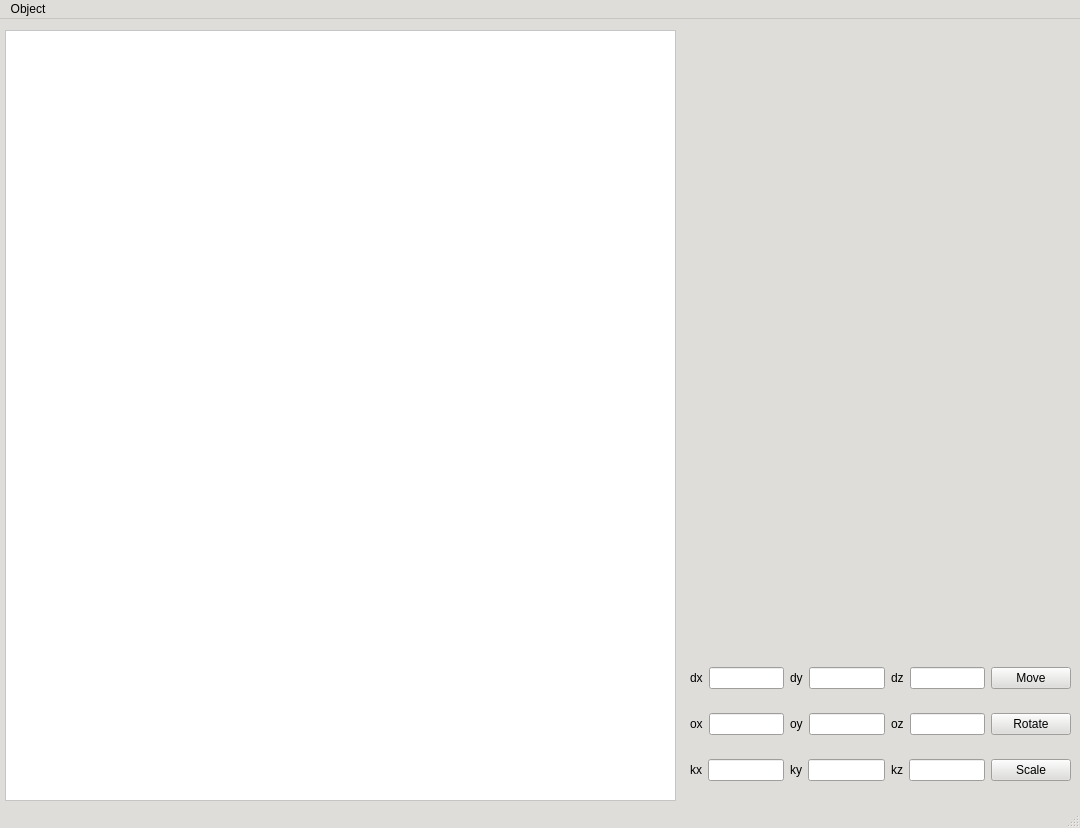
Before: the Qt Designer form lab_03/lab_03_qt/mainwindow.ui in SINdeletE/OOP, drawn with Qt 5.
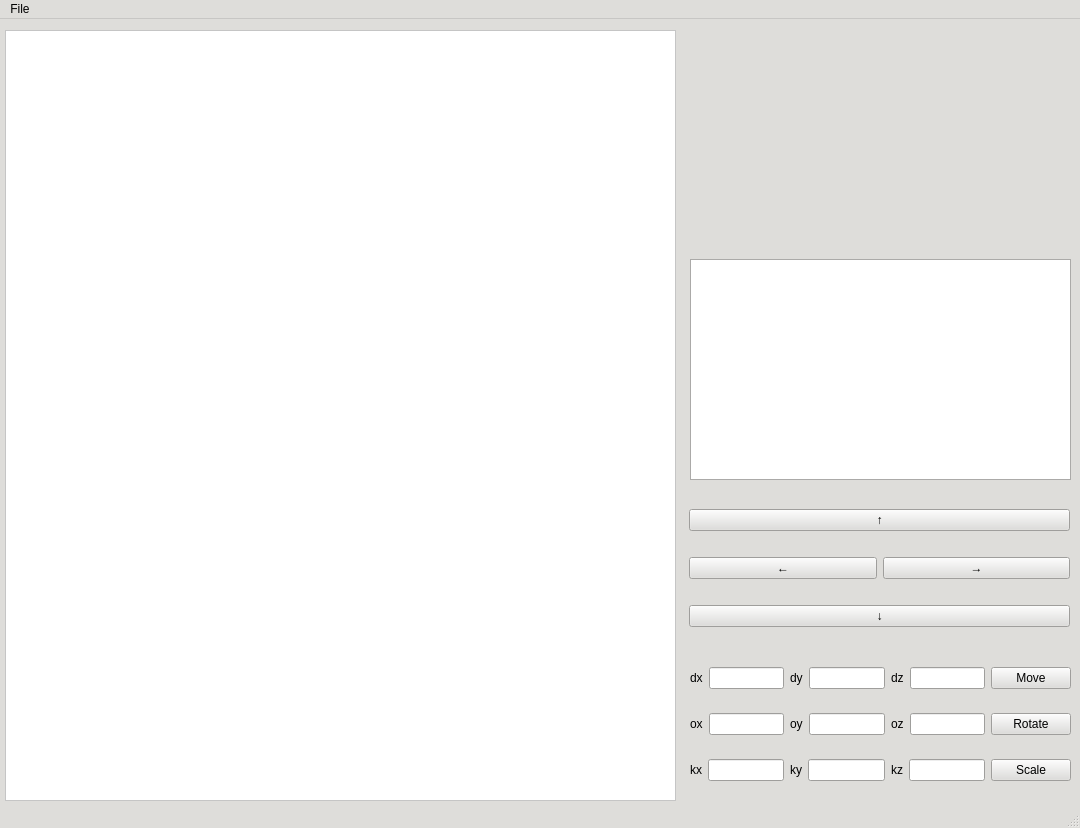
After: the same form once the commit is applied.

Patch:
```diff
--- a/lab_03/lab_03_qt/mainwindow.ui
+++ b/lab_03/lab_03_qt/mainwindow.ui
@@ -1109,6 +1109,103 @@
      </item>
     </layout>
    </widget>
+   <widget class="QWidget" name="verticalLayoutWidget_2">
+    <property name="geometry">
+     <rect>
+      <x>689</x>
+      <y>470</y>
+      <width>381</width>
+      <height>161</height>
+     </rect>
+    </property>
+    <layout class="QVBoxLayout" name="CameraWidgets">
+     <item>
+      <layout class="QHBoxLayout" name="horizontalLayout_7">
+       <item>
+        <layout class="QVBoxLayout" name="verticalLayout_11"/>
+       </item>
+       <item>
+        <layout class="QVBoxLayout" name="verticalLayout_10">
+         <item>
+          <widget class="QPushButton" name="CameraRotateUpButton">
+           <property name="text">
+            <string>↑</string>
+           </property>
+          </widget>
+         </item>
+        </layout>
+       </item>
+       <item>
+        <layout class="QVBoxLayout" name="verticalLayout_9"/>
+       </item>
+      </layout>
+     </item>
+     <item>
+      <layout class="QHBoxLayout" name="horizontalLayout_5">
+       <item>
+        <layout class="QVBoxLayout" name="verticalLayout_8">
+         <item>
+          <widget class="QPushButton" name="CameraRotateUpLeft">
+           <property name="text">
+            <string>←</string>
+           </property>
+          </widget>
+         </item>
+        </layout>
+       </item>
+       <item>
+        <layout class="QVBoxLayout" name="verticalLayout_7"/>
+       </item>
+       <item>
+        <layout class="QVBoxLayout" name="verticalLayout_6">
+         <item>
+          <widget class="QPushButton" name="CameraRotateRightButton">
+           <property name="text">
+            <string>→</string>
+           </property>
+          </widget>
+         </item>
+        </layout>
+       </item>
+      </layout>
+     </item>
+     <item>
+      <layout class="QHBoxLayout" name="horizontalLayout_4">
+       <item>
+        <layout class="QHBoxLayout" name="horizontalLayout_8">
+         <item>
+          <layout class="QVBoxLayout" name="verticalLayout_5"/>
+         </item>
+         <item>
+          <layout class="QVBoxLayout" name="verticalLayout_4">
+           <item>
+            <widget class="QPushButton" name="CameraRotateDownButton">
+             <property name="text">
+              <string>↓</string>
+             </property>
+            </widget>
+           </item>
+          </layout>
+         </item>
+         <item>
+          <layout class="QVBoxLayout" name="verticalLayout_3"/>
+         </item>
+        </layout>
+       </item>
+      </layout>
+     </item>
+    </layout>
+   </widget>
+   <widget class="QTableWidget" name="tableWidget">
+    <property name="geometry">
+     <rect>
+      <x>690</x>
+      <y>240</y>
+      <width>381</width>
+      <height>221</height>
+     </rect>
+    </property>
+   </widget>
   </widget>
   <widget class="QMenuBar" name="menubar">
    <property name="geometry">
@@ -1121,7 +1218,7 @@
    </property>
    <widget class="QMenu" name="menuObject">
     <property name="title">
-     <string>Object</string>
+     <string>File</string>
     </property>
     <addaction name="actionAdd_from_file"/>
    </widget>
```
Left out of the diff: 9 changed lines with no effect on the pictures.
